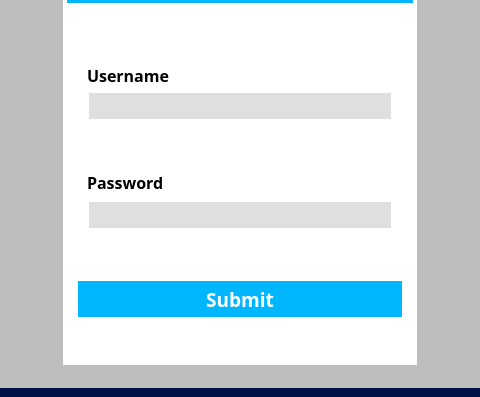
Above: Login.ui from CMacan/MCAV-desktop-app before the change; both pictures show x 126 to 606 and y 142 to 539 of the 732 by 539 pixel window. Below: the same form after it.
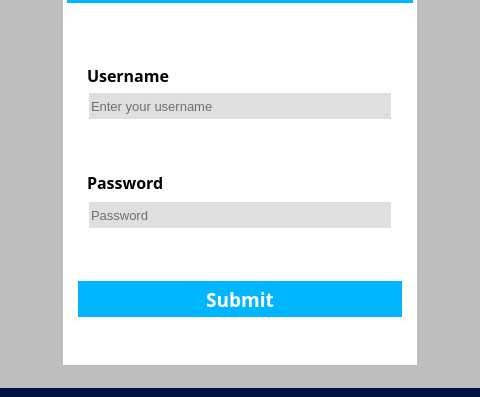
That is the form after the change.

Patch:
```diff
--- a/Login.ui
+++ b/Login.ui
@@ -198,8 +198,18 @@
                     <height>30</height>
                    </size>
                   </property>
+                  <property name="font">
+                   <font>
+                    <family>Arial</family>
+                    <pointsize>10</pointsize>
+                   </font>
+                  </property>
                   <property name="styleSheet">
-                   <string notr="true">background-color: rgb(223, 223, 223)</string>
+                   <string notr="true">background-color: rgb(223, 223, 223)
+</string>
+                  </property>
+                  <property name="placeholderText">
+                   <string>Enter your username</string>
                   </property>
                  </widget>
                 </item>
@@ -257,9 +267,18 @@
                     <height>30</height>
                    </size>
                   </property>
+                  <property name="font">
+                   <font>
+                    <family>Arial</family>
+                    <pointsize>10</pointsize>
+                   </font>
+                  </property>
                   <property name="styleSheet">
                    <string notr="true">background-color: rgb(223, 223, 223)</string>
                   </property>
+                  <property name="placeholderText">
+                   <string>Password</string>
+                  </property>
                  </widget>
                 </item>
                </layout>
```
